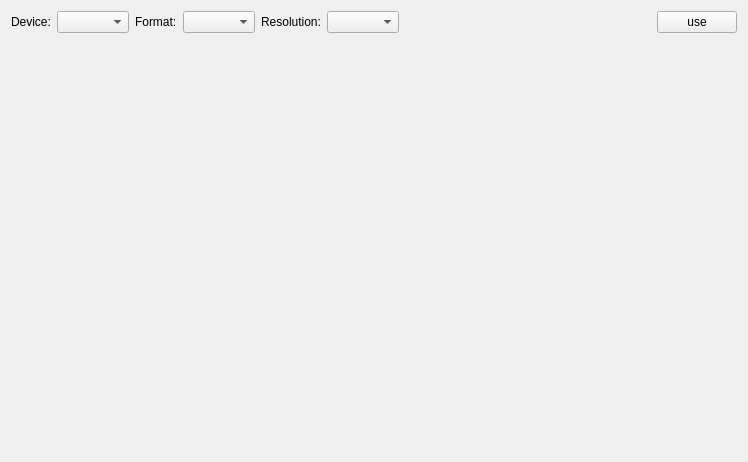
This is video/StopMoCap/trunk/stopmocap.ui in pfedick/openstopmotion as Qt 5 draws it before an edit. The edited form follows.
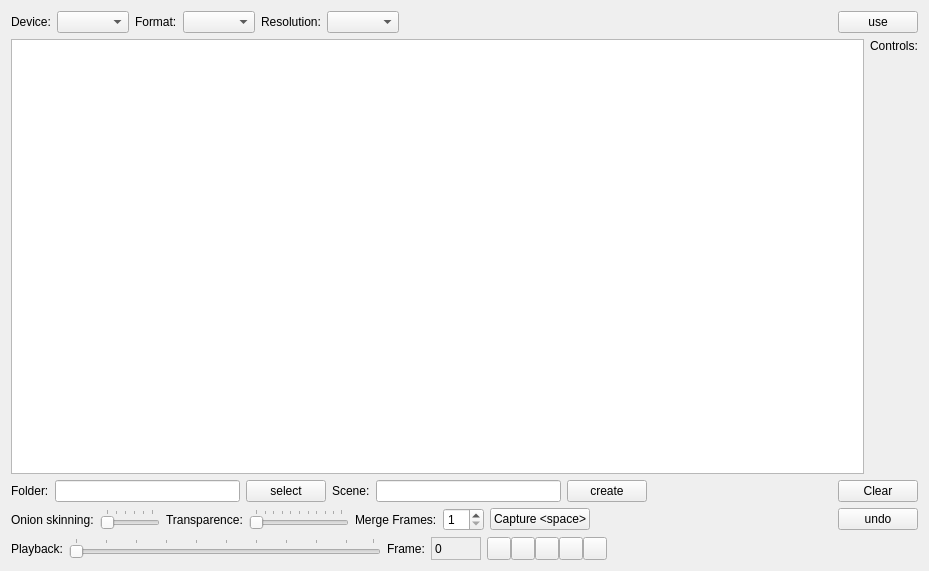
This is the edited form. Icons and pictures are not drawn.

The edit to the form file:
```diff
--- a/video/StopMoCap/trunk/stopmocap.ui
+++ b/video/StopMoCap/trunk/stopmocap.ui
@@ -6,8 +6,8 @@
    <rect>
     <x>0</x>
     <y>0</y>
-    <width>748</width>
-    <height>462</height>
+    <width>929</width>
+    <height>571</height>
    </rect>
   </property>
   <property name="windowTitle">
@@ -73,17 +73,369 @@
     </layout>
    </item>
    <item>
-    <spacer name="verticalSpacer">
-     <property name="orientation">
-      <enum>Qt::Vertical</enum>
+    <layout class="QHBoxLayout" name="horizontalLayout_2">
+     <property name="topMargin">
+      <number>0</number>
      </property>
-     <property name="sizeHint" stdset="0">
-      <size>
-       <width>20</width>
-       <height>413</height>
-      </size>
+     <item>
+      <widget class="QGraphicsView" name="graphicsView"/>
+     </item>
+     <item>
+      <layout class="QVBoxLayout" name="verticalLayout_2">
+       <property name="leftMargin">
+        <number>0</number>
+       </property>
+       <item>
+        <widget class="QLabel" name="label_11">
+         <property name="sizePolicy">
+          <sizepolicy hsizetype="Preferred" vsizetype="Fixed">
+           <horstretch>0</horstretch>
+           <verstretch>0</verstretch>
+          </sizepolicy>
+         </property>
+         <property name="text">
+          <string>Controls:</string>
+         </property>
+         <property name="alignment">
+          <set>Qt::AlignLeading|Qt::AlignLeft|Qt::AlignTop</set>
+         </property>
+        </widget>
+       </item>
+       <item>
+        <widget class="QWidget" name="controlWidget" native="true"/>
+       </item>
+      </layout>
+     </item>
+    </layout>
+   </item>
+   <item>
+    <layout class="QHBoxLayout" name="horizontalLayout_4">
+     <property name="topMargin">
+      <number>0</number>
      </property>
-    </spacer>
+     <item>
+      <widget class="QLabel" name="label_6">
+       <property name="text">
+        <string>Folder:</string>
+       </property>
+      </widget>
+     </item>
+     <item>
+      <widget class="QLineEdit" name="lineEdit"/>
+     </item>
+     <item>
+      <widget class="QPushButton" name="pushButton_3">
+       <property name="text">
+        <string>select</string>
+       </property>
+       <property name="iconSize">
+        <size>
+         <width>16</width>
+         <height>16</height>
+        </size>
+       </property>
+      </widget>
+     </item>
+     <item>
+      <widget class="QLabel" name="label_7">
+       <property name="text">
+        <string>Scene:</string>
+       </property>
+      </widget>
+     </item>
+     <item>
+      <widget class="QLineEdit" name="lineEdit_2"/>
+     </item>
+     <item>
+      <widget class="QPushButton" name="pushButton_5">
+       <property name="text">
+        <string>create</string>
+       </property>
+      </widget>
+     </item>
+     <item>
+      <spacer name="horizontalSpacer_3">
+       <property name="orientation">
+        <enum>Qt::Horizontal</enum>
+       </property>
+       <property name="sizeHint" stdset="0">
+        <size>
+         <width>40</width>
+         <height>20</height>
+        </size>
+       </property>
+      </spacer>
+     </item>
+     <item>
+      <widget class="QPushButton" name="pushButton_4">
+       <property name="text">
+        <string>Clear</string>
+       </property>
+      </widget>
+     </item>
+    </layout>
+   </item>
+   <item>
+    <layout class="QHBoxLayout" name="horizontalLayout_3">
+     <property name="topMargin">
+      <number>0</number>
+     </property>
+     <item>
+      <widget class="QLabel" name="label_4">
+       <property name="text">
+        <string>Onion skinning:</string>
+       </property>
+      </widget>
+     </item>
+     <item>
+      <widget class="QSlider" name="horizontalSlider">
+       <property name="maximumSize">
+        <size>
+         <width>60</width>
+         <height>16777215</height>
+        </size>
+       </property>
+       <property name="maximum">
+        <number>5</number>
+       </property>
+       <property name="pageStep">
+        <number>1</number>
+       </property>
+       <property name="orientation">
+        <enum>Qt::Horizontal</enum>
+       </property>
+       <property name="invertedControls">
+        <bool>false</bool>
+       </property>
+       <property name="tickPosition">
+        <enum>QSlider::TicksAbove</enum>
+       </property>
+       <property name="tickInterval">
+        <number>1</number>
+       </property>
+      </widget>
+     </item>
+     <item>
+      <widget class="QLabel" name="label_5">
+       <property name="text">
+        <string>Transparence:</string>
+       </property>
+      </widget>
+     </item>
+     <item>
+      <widget class="QSlider" name="horizontalSlider_2">
+       <property name="maximumSize">
+        <size>
+         <width>100</width>
+         <height>16777215</height>
+        </size>
+       </property>
+       <property name="orientation">
+        <enum>Qt::Horizontal</enum>
+       </property>
+       <property name="tickPosition">
+        <enum>QSlider::TicksAbove</enum>
+       </property>
+      </widget>
+     </item>
+     <item>
+      <widget class="QLabel" name="label_9">
+       <property name="text">
+        <string>Merge Frames:</string>
+       </property>
+      </widget>
+     </item>
+     <item>
+      <widget class="QSpinBox" name="mergeFrames">
+       <property name="minimum">
+        <number>1</number>
+       </property>
+       <property name="maximum">
+        <number>10</number>
+       </property>
+      </widget>
+     </item>
+     <item>
+      <widget class="QPushButton" name="pushButton">
+       <property name="text">
+        <string>Capture &lt;space&gt;</string>
+       </property>
+      </widget>
+     </item>
+     <item>
+      <spacer name="horizontalSpacer_2">
+       <property name="orientation">
+        <enum>Qt::Horizontal</enum>
+       </property>
+       <property name="sizeHint" stdset="0">
+        <size>
+         <width>40</width>
+         <height>20</height>
+        </size>
+       </property>
+      </spacer>
+     </item>
+     <item>
+      <widget class="QPushButton" name="pushButton_2">
+       <property name="text">
+        <string>undo</string>
+       </property>
+      </widget>
+     </item>
+    </layout>
+   </item>
+   <item>
+    <layout class="QHBoxLayout" name="horizontalLayout_5">
+     <property name="spacing">
+      <number>6</number>
+     </property>
+     <property name="topMargin">
+      <number>0</number>
+     </property>
+     <item>
+      <widget class="QLabel" name="label_8">
+       <property name="text">
+        <string>Playback:</string>
+       </property>
+      </widget>
+     </item>
+     <item>
+      <widget class="QSlider" name="horizontalSlider_3">
+       <property name="orientation">
+        <enum>Qt::Horizontal</enum>
+       </property>
+       <property name="tickPosition">
+        <enum>QSlider::TicksAbove</enum>
+       </property>
+       <property name="tickInterval">
+        <number>10</number>
+       </property>
+      </widget>
+     </item>
+     <item>
+      <widget class="QLabel" name="label_10">
+       <property name="text">
+        <string>Frame:</string>
+       </property>
+      </widget>
+     </item>
+     <item>
+      <widget class="QLabel" name="frameNum">
+       <property name="minimumSize">
+        <size>
+         <width>50</width>
+         <height>0</height>
+        </size>
+       </property>
+       <property name="maximumSize">
+        <size>
+         <width>50</width>
+         <height>16777215</height>
+        </size>
+       </property>
+       <property name="frameShape">
+        <enum>QFrame::StyledPanel</enum>
+       </property>
+       <property name="frameShadow">
+        <enum>QFrame::Sunken</enum>
+       </property>
+       <property name="midLineWidth">
+        <number>1</number>
+       </property>
+       <property name="text">
+        <string>0</string>
+       </property>
+      </widget>
+     </item>
+     <item>
+      <layout class="QHBoxLayout" name="horizontalLayout_6">
+       <property name="spacing">
+        <number>0</number>
+       </property>
+       <property name="leftMargin">
+        <number>0</number>
+       </property>
+       <item>
+        <widget class="QToolButton" name="toolButton">
+         <property name="text">
+          <string/>
+         </property>
+         <property name="iconSize">
+          <size>
+           <width>16</width>
+           <height>16</height>
+          </size>
+         </property>
+        </widget>
+       </item>
+       <item>
+        <widget class="QToolButton" name="toolButton_2">
+         <property name="text">
+          <string/>
+         </property>
+         <property name="iconSize">
+          <size>
+           <width>16</width>
+           <height>16</height>
+          </size>
+         </property>
+        </widget>
+       </item>
+       <item>
+        <widget class="QToolButton" name="toolButton_3">
+         <property name="text">
+          <string/>
+         </property>
+         <property name="iconSize">
+          <size>
+           <width>16</width>
+           <height>16</height>
+          </size>
+         </property>
+        </widget>
+       </item>
+       <item>
+        <widget class="QToolButton" name="toolButton_5">
+         <property name="text">
+          <string/>
+         </property>
+         <property name="iconSize">
+          <size>
+           <width>16</width>
+           <height>16</height>
+          </size>
+         </property>
+        </widget>
+       </item>
+       <item>
+        <widget class="QToolButton" name="toolButton_4">
+         <property name="text">
+          <string/>
+         </property>
+         <property name="iconSize">
+          <size>
+           <width>16</width>
+           <height>16</height>
+          </size>
+         </property>
+        </widget>
+       </item>
+      </layout>
+     </item>
+     <item>
+      <spacer name="horizontalSpacer_4">
+       <property name="orientation">
+        <enum>Qt::Horizontal</enum>
+       </property>
+       <property name="sizeHint" stdset="0">
+        <size>
+         <width>40</width>
+         <height>20</height>
+        </size>
+       </property>
+      </spacer>
+     </item>
+    </layout>
    </item>
   </layout>
  </widget>
```
